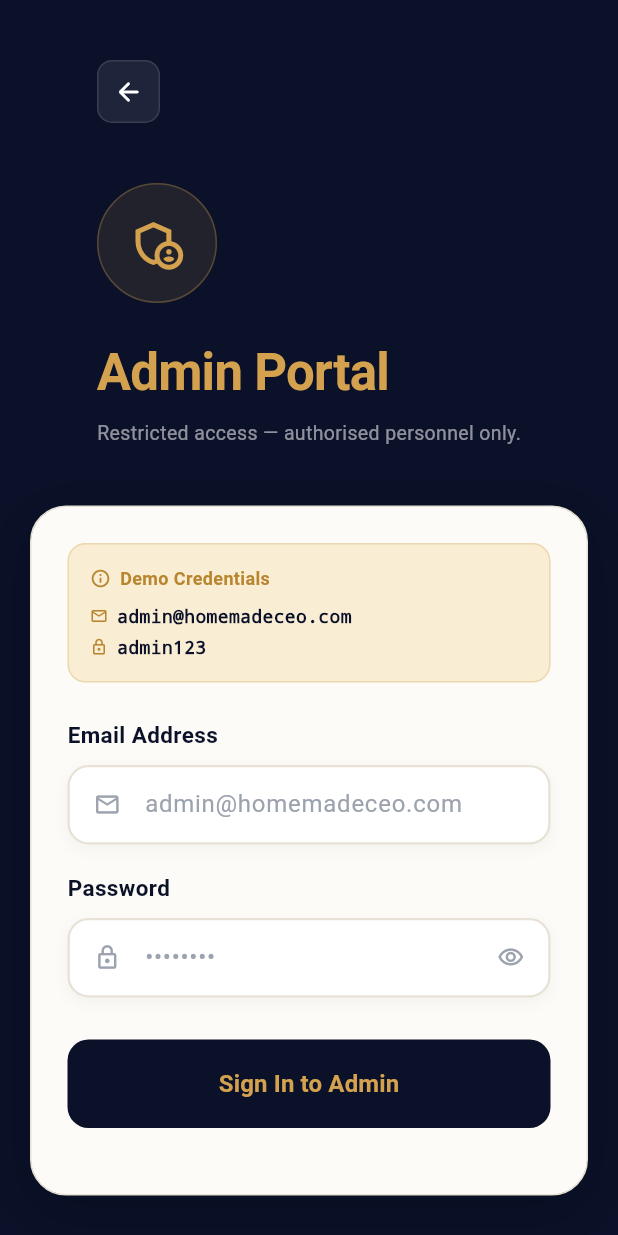
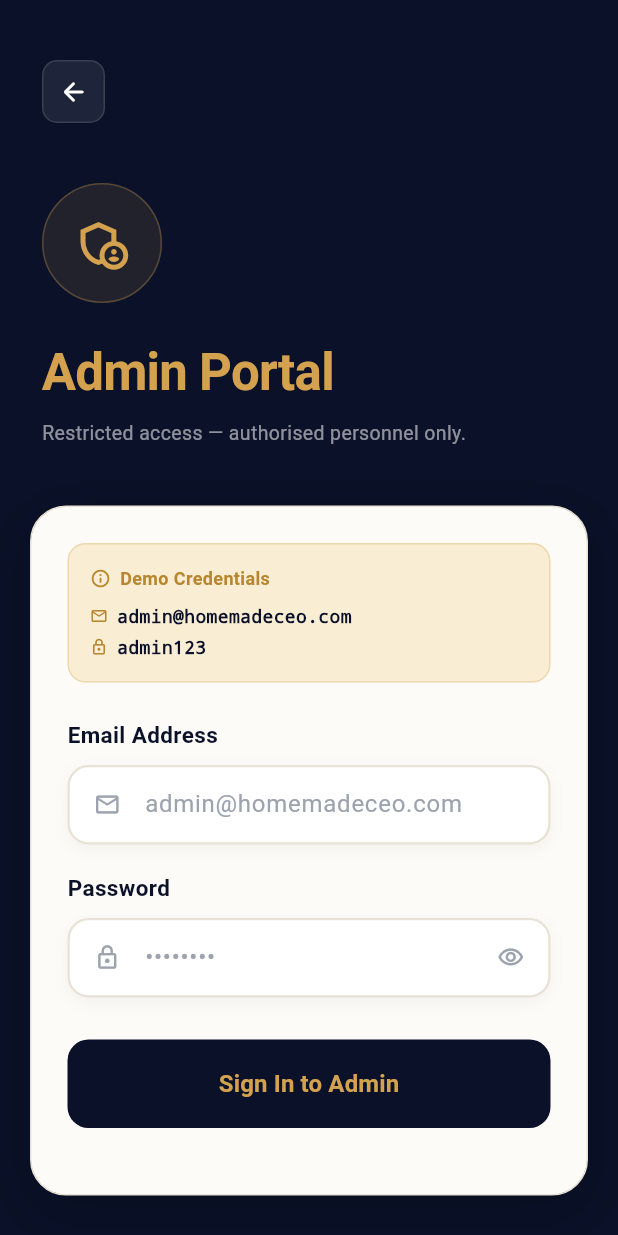
Before and after one commit to Shriram-2005/Homemade-CEO-Final-Version, a Flutter app: the AdminLoginScreen screen opened by its route, on a phone screen of 412 x 824 dp. Run offline on Flutter 3.47's test engine with Material 3 defaults, Android fonts, the phone set to English and light mode, and no system bars; our stand-ins replace fl_chart, flutter_animate, go_router, google_fonts; Roboto replaces fonts that are missing (Anek Malayalam).

Commit message:
ux: fix back arrow horizontal alignment on admin login page

```diff
--- a/lib/features/auth/admin_login_screen.dart
+++ b/lib/features/auth/admin_login_screen.dart
@@ -60,7 +60,8 @@ class _AdminLoginScreenState extends State<AdminLoginScreen> {
               child: Column(
                 children: [
                   // ── Dark navy hero ─────────────────────────────────────
-                  Padding(
+                  Container(
+                    width: double.infinity,
                     padding: const EdgeInsets.fromLTRB(28, 40, 28, 0),
                     child: Column(
                       crossAxisAlignment: CrossAxisAlignment.start,
--- a/lib/features/landing/widgets/staggered_menu.dart
+++ b/lib/features/landing/widgets/staggered_menu.dart
@@ -245,7 +245,7 @@ class _StaggeredMenuState extends State<StaggeredMenu> with SingleTickerProvider
               ),
               // Up arrow
               Positioned(
-                top: 57,
+                top: 70,
                 right: 0,
                 child: AnimatedOpacity(
                   opacity: _selectedLoginIndex > 0 ? 0.8 : 0.2,
@@ -271,7 +271,7 @@ class _StaggeredMenuState extends State<StaggeredMenu> with SingleTickerProvider
               ),
               // Down arrow
               Positioned(
-                bottom: 57,
+                bottom: 70,
                 right: 0,
                 child: AnimatedOpacity(
                   opacity: _selectedLoginIndex < loginOptions.length - 1 ? 0.8 : 0.2,
```
